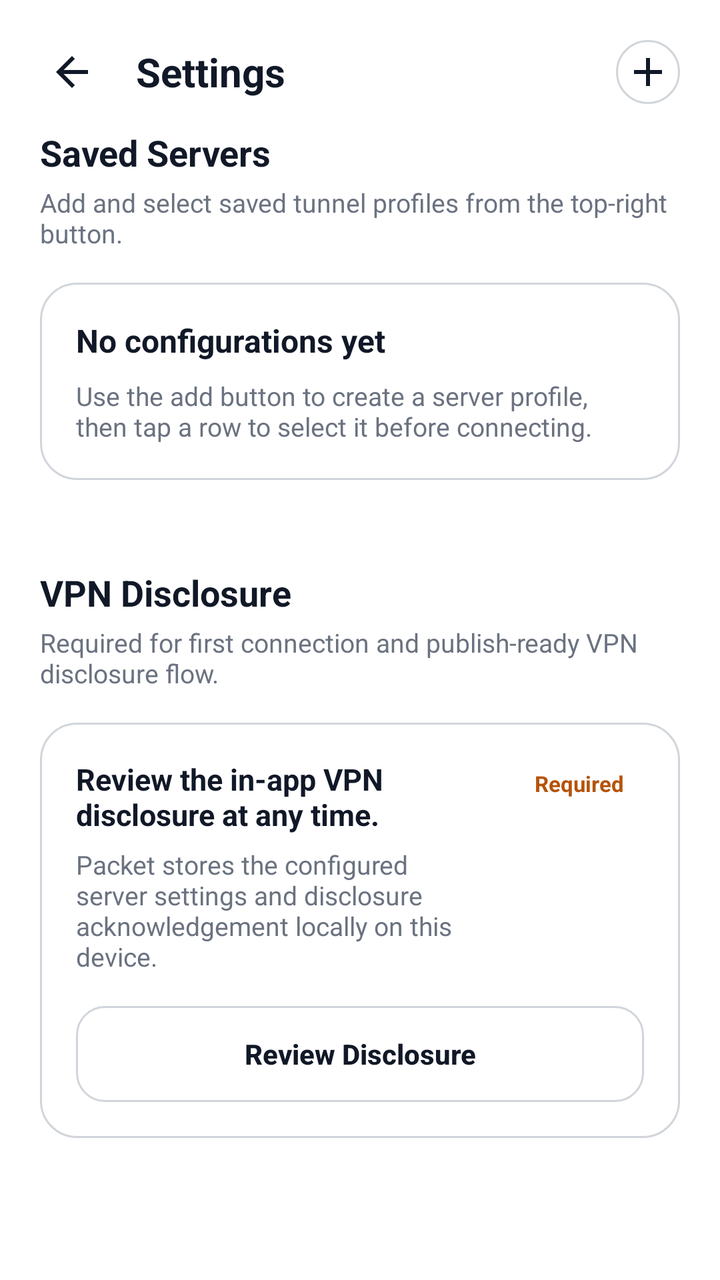
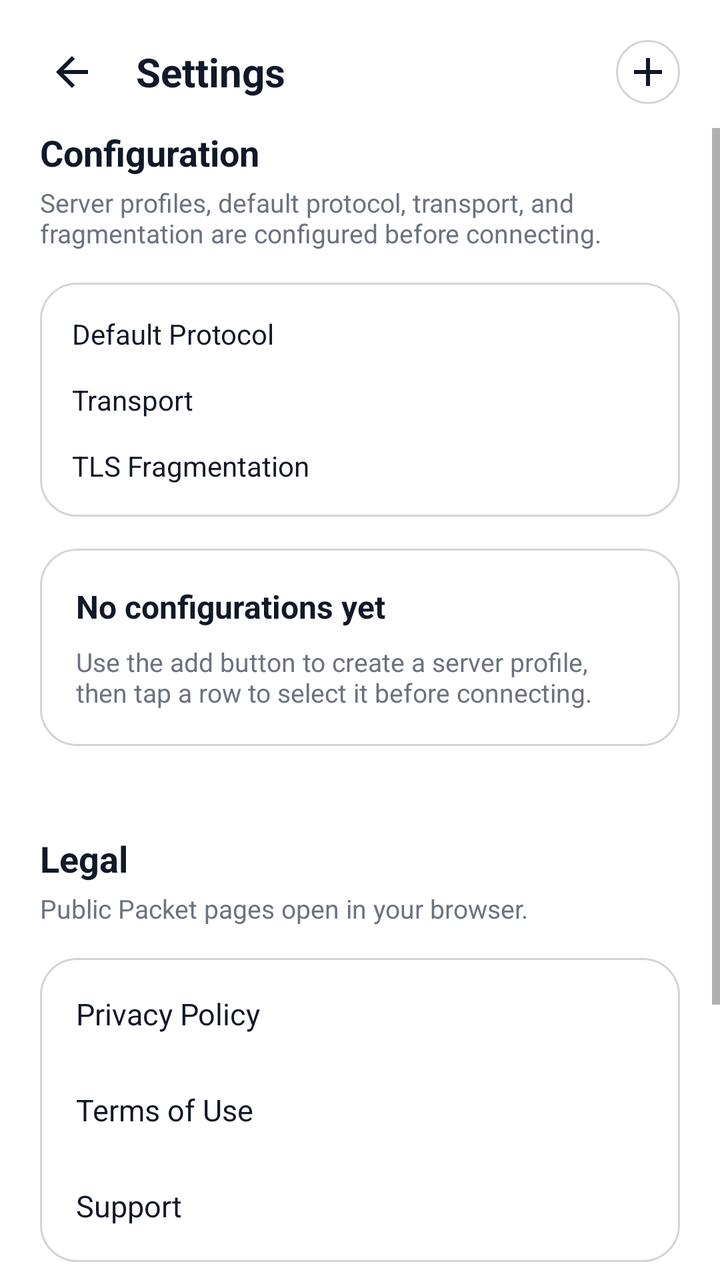

Compare the two renders of this Android layout. The source of the first and the diff that turns it into the second are given below.
<!-- AndroidManifest.xml: application theme android:Theme.Material.Light.NoActionBar -->
<!-- res/layout/activity_settings.xml -->
<?xml version="1.0" encoding="utf-8"?>
<LinearLayout xmlns:android="http://schemas.android.com/apk/res/android"
    android:layout_width="match_parent"
    android:layout_height="match_parent"
    android:background="#FFFFFF"
    android:fitsSystemWindows="true"
    android:orientation="vertical">

    <LinearLayout
        android:layout_width="match_parent"
        android:layout_height="wrap_content"
        android:gravity="center_vertical"
        android:orientation="horizontal"
        android:paddingStart="20dp"
        android:paddingTop="20dp"
        android:paddingEnd="20dp"
        android:paddingBottom="12dp">

        <ImageButton
            android:id="@+id/settingsBackButton"
            android:layout_width="32dp"
            android:layout_height="32dp"
            android:background="@android:color/transparent"
            android:contentDescription="Back"
            android:padding="4dp"
            android:src="@drawable/ic_back"
            android:tint="#111827" />

        <TextView
            android:layout_width="0dp"
            android:layout_height="wrap_content"
            android:layout_marginStart="16dp"
            android:layout_weight="1"
            android:text="Settings"
            android:textColor="#111827"
            android:textSize="20sp"
            android:textStyle="bold" />

        <ImageButton
            android:id="@+id/settingsAddButton"
            android:layout_width="32dp"
            android:layout_height="32dp"
            android:background="@drawable/bg_outline_circle"
            android:contentDescription="Add configuration"
            android:padding="7dp"
            android:src="@drawable/ic_add"
            android:tint="#111827" />
    </LinearLayout>

    <ScrollView
        android:layout_width="match_parent"
        android:layout_height="match_parent"
        android:fillViewport="true">

        <LinearLayout
            android:layout_width="match_parent"
            android:layout_height="wrap_content"
            android:orientation="vertical"
            android:paddingStart="20dp"
            android:paddingEnd="20dp"
            android:paddingBottom="40dp">

            <TextView
                android:layout_width="wrap_content"
                android:layout_height="wrap_content"
                android:text="Saved Servers"
                android:textColor="#111827"
                android:textSize="18sp"
                android:textStyle="bold" />

            <TextView
                android:layout_width="match_parent"
                android:layout_height="wrap_content"
                android:layout_marginTop="4dp"
                android:text="Add and select saved tunnel profiles from the top-right button."
                android:textColor="#6B7280"
                android:textSize="13sp" />

            <LinearLayout
                android:id="@+id/settingsEmptyStateContainer"
                android:layout_width="match_parent"
                android:layout_height="wrap_content"
                android:layout_marginTop="16dp"
                android:background="@drawable/bg_outline_panel"
                android:orientation="vertical"
                android:padding="18dp">

                <TextView
                    android:layout_width="match_parent"
                    android:layout_height="wrap_content"
                    android:text="No configurations yet"
                    android:textColor="#111827"
                    android:textSize="16sp"
                    android:textStyle="bold" />

                <TextView
                    android:layout_width="match_parent"
                    android:layout_height="wrap_content"
                    android:layout_marginTop="8dp"
                    android:text="Use the add button to create a server profile, then tap a row to select it before connecting."
                    android:textColor="#6B7280"
                    android:textSize="13sp" />
            </LinearLayout>

            <LinearLayout
                android:id="@+id/settingsConfigListContainer"
                android:layout_width="match_parent"
                android:layout_height="wrap_content"
                android:layout_marginTop="16dp"
                android:orientation="vertical" />

            <LinearLayout
                android:id="@+id/settingsReconnectNote"
                android:layout_width="match_parent"
                android:layout_height="wrap_content"
                android:layout_marginTop="16dp"
                android:background="@drawable/bg_outline_panel"
                android:orientation="vertical"
                android:padding="16dp"
                android:visibility="gone">

                <TextView
                    android:layout_width="match_parent"
                    android:layout_height="wrap_content"
                    android:text="Reconnect Required"
                    android:textColor="#6B7280"
                    android:textSize="13sp"
                    android:textStyle="bold" />

                <TextView
                    android:layout_width="match_parent"
                    android:layout_height="wrap_content"
                    android:layout_marginTop="6dp"
                    android:text="Reconnect to apply the selected server."
                    android:textColor="#6B7280"
                    android:textSize="13sp" />
            </LinearLayout>

            <TextView
                android:layout_width="wrap_content"
                android:layout_height="wrap_content"
                android:layout_marginTop="28dp"
                android:text="VPN Disclosure"
                android:textColor="#111827"
                android:textSize="18sp"
                android:textStyle="bold" />

            <TextView
                android:layout_width="match_parent"
                android:layout_height="wrap_content"
                android:layout_marginTop="4dp"
                android:text="Required for first connection and publish-ready VPN disclosure flow."
                android:textColor="#6B7280"
                android:textSize="13sp" />

            <LinearLayout
                android:layout_width="match_parent"
                android:layout_height="wrap_content"
                android:layout_marginTop="16dp"
                android:background="@drawable/bg_outline_panel"
                android:orientation="vertical"
                android:padding="18dp">

                <LinearLayout
                    android:layout_width="match_parent"
                    android:layout_height="wrap_content"
                    android:gravity="top"
                    android:orientation="horizontal">

                    <LinearLayout
                        android:layout_width="0dp"
                        android:layout_height="wrap_content"
                        android:layout_weight="1"
                        android:orientation="vertical">

                        <TextView
                            android:layout_width="match_parent"
                            android:layout_height="wrap_content"
                            android:text="Review the in-app VPN disclosure at any time."
                            android:textColor="#111827"
                            android:textSize="15sp"
                            android:textStyle="bold" />

                        <TextView
                            android:layout_width="match_parent"
                            android:layout_height="wrap_content"
                            android:layout_marginTop="6dp"
                            android:text="Packet stores the configured server settings and disclosure acknowledgement locally on this device."
                            android:textColor="#6B7280"
                            android:textSize="13sp" />
                    </LinearLayout>

                    <TextView
                        android:id="@+id/settingsDisclosureStatusBadge"
                        android:layout_width="wrap_content"
                        android:layout_height="wrap_content"
                        android:layout_marginStart="12dp"
                        android:paddingStart="10dp"
                        android:paddingTop="5dp"
                        android:paddingEnd="10dp"
                        android:paddingBottom="5dp"
                        android:text="Required"
                        android:textColor="#B45309"
                        android:textSize="11sp"
                        android:textStyle="bold" />
                </LinearLayout>

                <Button
                    android:id="@+id/settingsReviewDisclosureButton"
                    android:layout_width="match_parent"
                    android:layout_height="48dp"
                    android:layout_marginTop="16dp"
                    android:background="@drawable/bg_outline_button"
                    android:text="Review Disclosure"
                    android:textAllCaps="false"
                    android:textColor="#111827"
                    android:textSize="14sp"
                    android:textStyle="bold" />
            </LinearLayout>
        </LinearLayout>
    </ScrollView>
</LinearLayout>
<!-- resources referenced by this layout -->
<resources>
  <!-- drawable bg_outline_button (drawable) -->
  <?xml version="1.0" encoding="utf-8"?>
  <ripple xmlns:android="http://schemas.android.com/apk/res/android"
      android:color="#1A111827">
      <item>
          <shape android:shape="rectangle">
              <solid android:color="@android:color/transparent" />
              <stroke
                  android:width="1dp"
                  android:color="#D1D5DB" />
              <corners android:radius="14dp" />
          </shape>
      </item>
  </ripple>
  <!-- drawable bg_outline_circle (drawable) -->
  <?xml version="1.0" encoding="utf-8"?>
  <ripple xmlns:android="http://schemas.android.com/apk/res/android"
      android:color="#1A111827">
      <item>
          <shape android:shape="oval">
              <solid android:color="@android:color/transparent" />
              <stroke
                  android:width="1dp"
                  android:color="#D1D5DB" />
          </shape>
      </item>
  </ripple>
  <!-- drawable bg_outline_panel (drawable) -->
  <?xml version="1.0" encoding="utf-8"?>
  <shape xmlns:android="http://schemas.android.com/apk/res/android"
      android:shape="rectangle">
      <solid android:color="@android:color/transparent" />
      <stroke
          android:width="1dp"
          android:color="#D1D5DB" />
      <corners android:radius="18dp" />
  </shape>
  <!-- drawable ic_add (drawable) -->
  <?xml version="1.0" encoding="utf-8"?>
  <vector xmlns:android="http://schemas.android.com/apk/res/android"
      android:width="24dp"
      android:height="24dp"
      android:viewportWidth="24"
      android:viewportHeight="24">
      <path
          android:fillColor="#111827"
          android:pathData="M11,5h2v14h-2zM5,11h14v2H5z" />
  </vector>
  <!-- drawable ic_back (drawable) -->
  <vector xmlns:android="http://schemas.android.com/apk/res/android"
      android:width="24dp"
      android:height="24dp"
      android:viewportWidth="24"
      android:viewportHeight="24">
      <path
          android:fillColor="#FF000000"
          android:pathData="M20,11H7.83l5.59,-5.59L12,4l-8,8 8,8 1.41,-1.41L7.83,13H20v-2z" />
  </vector>
</resources>

<!-- the commit's change to res/layout/activity_settings.xml (unified diff, before → after) -->
@@ -63,7 +63,7 @@
             <TextView
                 android:layout_width="wrap_content"
                 android:layout_height="wrap_content"
-                android:text="Saved Servers"
+                android:text="Configuration"
                 android:textColor="#111827"
                 android:textSize="18sp"
                 android:textStyle="bold" />
@@ -72,9 +72,89 @@
                 android:layout_width="match_parent"
                 android:layout_height="wrap_content"
                 android:layout_marginTop="4dp"
-                android:text="Add and select saved tunnel profiles from the top-right button."
+                android:text="Server profiles, default protocol, transport, and fragmentation are configured before connecting."
                 android:textColor="#6B7280"
                 android:textSize="13sp" />
+
+            <LinearLayout
+                android:layout_width="match_parent"
+                android:layout_height="wrap_content"
+                android:layout_marginTop="16dp"
+                android:background="@drawable/bg_outline_panel"
+                android:orientation="vertical"
+                android:padding="16dp">
+
+                <LinearLayout
+                    android:layout_width="match_parent"
+                    android:layout_height="wrap_content"
+                    android:gravity="center_vertical"
+                    android:orientation="horizontal">
+
+                    <TextView
+                        android:layout_width="0dp"
+                        android:layout_height="wrap_content"
+                        android:layout_weight="1"
+                        android:text="Default Protocol"
+                        android:textColor="#111827"
+                        android:textSize="14sp" />
+
+                    <TextView
+                        android:id="@+id/settingsProtocolSummaryText"
+                        android:layout_width="wrap_content"
+                        android:layout_height="wrap_content"
+                        android:textColor="#6B7280"
+                        android:textSize="13sp"
+                        android:textStyle="bold" />
+                </LinearLayout>
+
+                <LinearLayout
+                    android:layout_width="match_parent"
+                    android:layout_height="wrap_content"
+                    android:layout_marginTop="14dp"
+                    android:gravity="center_vertical"
+                    android:orientation="horizontal">
+
+                    <TextView
+                        android:layout_width="0dp"
+                        android:layout_height="wrap_content"
+                        android:layout_weight="1"
+                        android:text="Transport"
+                        android:textColor="#111827"
+                        android:textSize="14sp" />
+
+                    <TextView
+                        android:id="@+id/settingsTransportSummaryText"
+                        android:layout_width="wrap_content"
+                        android:layout_height="wrap_content"
+                        android:textColor="#6B7280"
+                        android:textSize="13sp"
+                        android:textStyle="bold" />
+                </LinearLayout>
+
+                <LinearLayout
+                    android:layout_width="match_parent"
+                    android:layout_height="wrap_content"
+                    android:layout_marginTop="14dp"
+                    android:gravity="center_vertical"
+                    android:orientation="horizontal">
+
+                    <TextView
+                        android:layout_width="0dp"
+                        android:layout_height="wrap_content"
+                        android:layout_weight="1"
+                        android:text="TLS Fragmentation"
+                        android:textColor="#111827"
+                        android:textSize="14sp" />
+
+                    <TextView
+                        android:id="@+id/settingsFragmentationSummaryText"
+                        android:layout_width="wrap_content"
+                        android:layout_height="wrap_content"
+                        android:textColor="#6B7280"
+                        android:textSize="13sp"
+                        android:textStyle="bold" />
+                </LinearLayout>
+            </LinearLayout>
 
             <LinearLayout
                 android:id="@+id/settingsEmptyStateContainer"
@@ -140,7 +220,7 @@
                 android:layout_width="wrap_content"
                 android:layout_height="wrap_content"
                 android:layout_marginTop="28dp"
-                android:text="VPN Disclosure"
+                android:text="Legal"
                 android:textColor="#111827"
                 android:textSize="18sp"
                 android:textStyle="bold" />
@@ -149,7 +229,7 @@
                 android:layout_width="match_parent"
                 android:layout_height="wrap_content"
                 android:layout_marginTop="4dp"
-                android:text="Required for first connection and publish-ready VPN disclosure flow."
+                android:text="Public Packet pages open in your browser."
                 android:textColor="#6B7280"
                 android:textSize="13sp" />
 
@@ -159,63 +239,74 @@
                 android:layout_marginTop="16dp"
                 android:background="@drawable/bg_outline_panel"
                 android:orientation="vertical"
+                android:padding="4dp">
+
+                <TextView
+                    android:id="@+id/settingsPrivacyLinkRow"
+                    android:layout_width="match_parent"
+                    android:layout_height="48dp"
+                    android:gravity="center_vertical"
+                    android:paddingStart="14dp"
+                    android:paddingEnd="14dp"
+                    android:text="Privacy Policy"
+                    android:textColor="#111827"
+                    android:textSize="15sp" />
+
+                <TextView
+                    android:id="@+id/settingsTermsLinkRow"
+                    android:layout_width="match_parent"
+                    android:layout_height="48dp"
+                    android:gravity="center_vertical"
+                    android:paddingStart="14dp"
+                    android:paddingEnd="14dp"
+                    android:text="Terms of Use"
+                    android:textColor="#111827"
+                    android:textSize="15sp" />
+
+                <TextView
+                    android:id="@+id/settingsSupportLinkRow"
+                    android:layout_width="match_parent"
+                    android:layout_height="48dp"
+                    android:gravity="center_vertical"
+                    android:paddingStart="14dp"
+                    android:paddingEnd="14dp"
+                    android:text="Support"
+                    android:textColor="#111827"
+                    android:textSize="15sp" />
+            </LinearLayout>
+
+            <TextView
+                android:layout_width="wrap_content"
+                android:layout_height="wrap_content"
+                android:layout_marginTop="28dp"
+                android:text="About"
+                android:textColor="#111827"
+                android:textSize="18sp"
+                android:textStyle="bold" />
+
+            <LinearLayout
+                android:layout_width="match_parent"
+                android:layout_height="wrap_content"
+                android:layout_marginTop="16dp"
+                android:background="@drawable/bg_outline_panel"
+                android:orientation="vertical"
                 android:padding="18dp">
 
-                <LinearLayout
-                    android:layout_width="match_parent"
-                    android:layout_height="wrap_content"
-                    android:gravity="top"
-                    android:orientation="horizontal">
-
-                    <LinearLayout
-                        android:layout_width="0dp"
-                        android:layout_height="wrap_content"
-                        android:layout_weight="1"
-                        android:orientation="vertical">
-
-                        <TextView
-                            android:layout_width="match_parent"
-                            android:layout_height="wrap_content"
-                            android:text="Review the in-app VPN disclosure at any time."
-                            android:textColor="#111827"
-                            android:textSize="15sp"
-                            android:textStyle="bold" />
-
-                        <TextView
-                            android:layout_width="match_parent"
-                            android:layout_height="wrap_content"
-                            android:layout_marginTop="6dp"
-                            android:text="Packet stores the configured server settings and disclosure acknowledgement locally on this device."
-                            android:textColor="#6B7280"
-                            android:textSize="13sp" />
-                    </LinearLayout>
-
-                    <TextView
-                        android:id="@+id/settingsDisclosureStatusBadge"
-                        android:layout_width="wrap_content"
-                        android:layout_height="wrap_content"
-                        android:layout_marginStart="12dp"
-                        android:paddingStart="10dp"
-                        android:paddingTop="5dp"
-                        android:paddingEnd="10dp"
-                        android:paddingBottom="5dp"
-                        android:text="Required"
-                        android:textColor="#B45309"
-                        android:textSize="11sp"
-                        android:textStyle="bold" />
-                </LinearLayout>
-
-                <Button
-                    android:id="@+id/settingsReviewDisclosureButton"
-                    android:layout_width="match_parent"
-                    android:layout_height="48dp"
-                    android:layout_marginTop="16dp"
-                    android:background="@drawable/bg_outline_button"
-                    android:text="Review Disclosure"
-                    android:textAllCaps="false"
-                    android:textColor="#111827"
-                    android:textSize="14sp"
+                <TextView
+                    android:layout_width="match_parent"
+                    android:layout_height="wrap_content"
+                    android:text="Packet"
+                    android:textColor="#111827"
+                    android:textSize="16sp"
                     android:textStyle="bold" />
+
+                <TextView
+                    android:id="@+id/settingsAboutVersionText"
+                    android:layout_width="match_parent"
+                    android:layout_height="wrap_content"
+                    android:layout_marginTop="6dp"
+                    android:textColor="#6B7280"
+                    android:textSize="13sp" />
             </LinearLayout>
         </LinearLayout>
     </ScrollView>
<!-- resource entries referenced after the edit -->
@@ -1,19 +1,5 @@
 <!-- resources referenced by this layout -->
 <resources>
-  <!-- drawable bg_outline_button (drawable) -->
-  <?xml version="1.0" encoding="utf-8"?>
-  <ripple xmlns:android="http://schemas.android.com/apk/res/android"
-      android:color="#1A111827">
-      <item>
-          <shape android:shape="rectangle">
-              <solid android:color="@android:color/transparent" />
-              <stroke
-                  android:width="1dp"
-                  android:color="#D1D5DB" />
-              <corners android:radius="14dp" />
-          </shape>
-      </item>
-  </ripple>
   <!-- drawable bg_outline_circle (drawable) -->
   <?xml version="1.0" encoding="utf-8"?>
   <ripple xmlns:android="http://schemas.android.com/apk/res/android"
